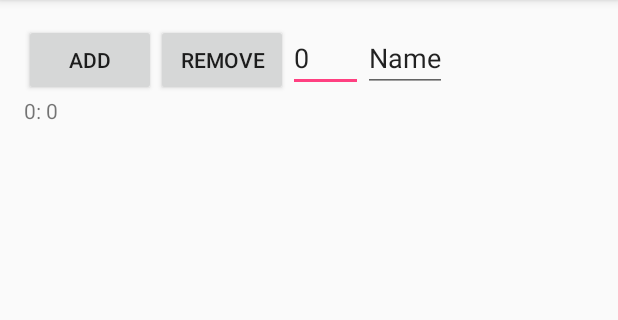
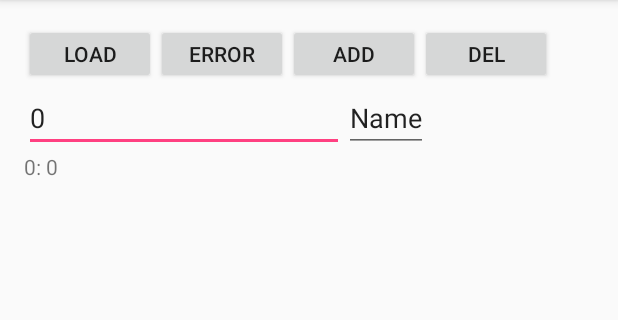
Before and after one commit to TippingCanoe/Divergence, an Android app: the screen it shows after launch (MainActivity), on a phone screen of 412 x 824 dp, the part 84-404 px from its top. Run offline under Robolectric (Android 15) with nearby library versions, the phone set to English and light mode, and no system bars.

Commit message:
Welcome aboard

```diff
--- a/app/src/main/java/com/tippingcanoe/divergence/app/DemoAdapter.java
+++ b/app/src/main/java/com/tippingcanoe/divergence/app/DemoAdapter.java
@@ -67,19 +67,19 @@ public class DemoAdapter extends SectionAdapter {
     @Nullable
     @Override
     protected Integer getNoResultsLayout() {
-        return null;
+        return R.layout.no_results_cell;
     }
 
     @Nullable
     @Override
     protected Integer getLoadingResultsLayout() {
-        return null;
+        return R.layout.loading_cell;
     }
 
     @Nullable
     @Override
     protected Integer getErrorResultsLayout() {
-        return null;
+        return R.layout.error_cell;
     }
 
     class ViewHolder extends RecyclerView.ViewHolder {
--- a/app/src/main/java/com/tippingcanoe/divergence/app/MainActivity.java
+++ b/app/src/main/java/com/tippingcanoe/divergence/app/MainActivity.java
@@ -15,6 +15,8 @@ public class MainActivity extends AppCompatActivity {
     RecyclerView recyclerView;
     Button add;
     Button remove;
+    Button load;
+    Button error;
     EditText number;
     EditText name;
 
@@ -28,13 +30,15 @@ public class MainActivity extends AppCompatActivity {
         recyclerView = (RecyclerView) findViewById(R.id.recycler);
         add = (Button) findViewById(R.id.add);
         remove = (Button) findViewById(R.id.remove);
+        load = (Button) findViewById(R.id.load);
+        error = (Button) findViewById(R.id.error);
         number = (EditText) findViewById(R.id.number);
         name = (EditText) findViewById(R.id.name);
 
         recyclerView.setLayoutManager(new LinearLayoutManager(this, LinearLayoutManager.VERTICAL, false));
         recyclerView.setHasFixedSize(true);
 
-        divergenceAdapter = new DivergenceAdapter(recyclerView);
+        divergenceAdapter = new DivergenceAdapter();
         recyclerView.setAdapter(divergenceAdapter);
 
         add.setOnClickListener(new View.OnClickListener() {
@@ -62,6 +66,22 @@ public class MainActivity extends AppCompatActivity {
             }
         });
 
+        load.setOnClickListener(new View.OnClickListener() {
+            @Override
+            public void onClick(View v) {
+                String name = String.valueOf(MainActivity.this.name.getText());
+                divergenceAdapter.setLoading(name, true);
+            }
+        });
+
+        error.setOnClickListener(new View.OnClickListener() {
+            @Override
+            public void onClick(View v) {
+                String name = String.valueOf(MainActivity.this.name.getText());
+                divergenceAdapter.setError(name, true);
+            }
+        });
+
         for (int i = 0; i < 3; i++) {
             divergenceAdapter.addSection(new DemoAdapter(String.valueOf(i)), String.valueOf(i), 0, Importance.MEDIUM);
         }
--- a/app/src/main/res/layout/activity_main.xml
+++ b/app/src/main/res/layout/activity_main.xml
@@ -12,8 +12,20 @@
 
     <LinearLayout
         android:layout_width="match_parent"
-        android:layout_height="wrap_content"
+        android:layout_height="40dp"
         android:orientation="horizontal">
+
+        <Button
+            android:id="@+id/load"
+            android:layout_width="wrap_content"
+            android:layout_height="wrap_content"
+            android:text="load" />
+
+        <Button
+            android:id="@+id/error"
+            android:layout_width="wrap_content"
+            android:layout_height="wrap_content"
+            android:text="error" />
 
         <Button
             android:id="@+id/add"
@@ -25,11 +37,18 @@
             android:id="@+id/remove"
             android:layout_width="wrap_content"
             android:layout_height="wrap_content"
-            android:text="Remove" />
+            android:text="Del" />
+
+    </LinearLayout>
+
+    <LinearLayout
+        android:layout_width="match_parent"
+        android:layout_height="wrap_content"
+        android:orientation="horizontal">
 
         <EditText
             android:id="@+id/number"
-            android:layout_width="50dp"
+            android:layout_width="wrap_content"
             android:layout_height="wrap_content"
             android:ems="10"
             android:inputType="number"
@@ -41,12 +60,11 @@
             android:layout_width="wrap_content"
             android:layout_height="wrap_content"
             android:text="Name" />
-
     </LinearLayout>
 
     <android.support.v7.widget.RecyclerView
         android:id="@+id/recycler"
         android:layout_width="wrap_content"
-        android:layout_height="wrap_content" />
+        android:layout_height="match_parent" />
 
 </LinearLayout>
--- /dev/null
+++ b/app/src/main/res/layout/error_cell.xml
@@ -0,0 +1,6 @@
+<?xml version="1.0" encoding="utf-8"?>
+<TextView xmlns:android="http://schemas.android.com/apk/res/android"
+    android:layout_width="match_parent"
+    android:layout_height="wrap_content"
+    android:gravity="center"
+    android:text="ERRROR!" />
--- /dev/null
+++ b/app/src/main/res/layout/loading_cell.xml
@@ -0,0 +1,5 @@
+<?xml version="1.0" encoding="utf-8"?>
+<ProgressBar xmlns:android="http://schemas.android.com/apk/res/android"
+    android:layout_width="match_parent"
+    android:layout_height="100dp"
+    android:indeterminate="true" />
--- /dev/null
+++ b/app/src/main/res/layout/no_results_cell.xml
@@ -0,0 +1,6 @@
+<?xml version="1.0" encoding="utf-8"?>
+<TextView xmlns:android="http://schemas.android.com/apk/res/android"
+    android:layout_width="match_parent"
+    android:layout_height="wrap_content"
+    android:gravity="center"
+    android:text="NO RESULTS!" />
--- /dev/null
+++ b/library/src/main/java/com/tippingcanoe/divergence/DivergenceObserver.java
@@ -0,0 +1,43 @@
+package com.tippingcanoe.divergence;
+
+import android.support.v7.widget.RecyclerView;
+
+public class DivergenceObserver extends RecyclerView.AdapterDataObserver {
+    DivergenceAdapter divergenceAdapter;
+    String adapterIdentifier;
+
+    public DivergenceObserver(DivergenceAdapter divergenceAdapter, String adapterIdentifier) {
+        this.divergenceAdapter = divergenceAdapter;
+        this.adapterIdentifier = adapterIdentifier;
+    }
+
+    @Override
+    public void onChanged() {
+        divergenceAdapter.onChanged(adapterIdentifier);
+    }
+
+    @Override
+    public void onItemRangeChanged(int positionStart, int itemCount) {
+        divergenceAdapter.onItemRangeChanged(adapterIdentifier, positionStart, itemCount);
+    }
+
+    @Override
+    public void onItemRangeChanged(int positionStart, int itemCount, Object payload) {
+        divergenceAdapter.onItemRangeChanged(adapterIdentifier, positionStart, itemCount, payload);
+    }
+
+    @Override
+    public void onItemRangeInserted(int positionStart, int itemCount) {
+        divergenceAdapter.onItemRangeInserted(adapterIdentifier, positionStart, itemCount);
+    }
+
+    @Override
+    public void onItemRangeRemoved(int positionStart, int itemCount) {
+        divergenceAdapter.onItemRangeRemoved(adapterIdentifier, positionStart, itemCount);
+    }
+
+    @Override
+    public void onItemRangeMoved(int fromPosition, int toPosition, int itemCount) {
+        divergenceAdapter.onItemRangeMoved(adapterIdentifier, fromPosition, toPosition, itemCount);
+    }
+}
```
Also changed, not shown: library/src/main/java/com/tippingcanoe/divergence/DivergenceAdapter.java (+87 -4 lines), library/src/main/java/com/tippingcanoe/divergence/SectionAdapter.java (+39 -8 lines).
